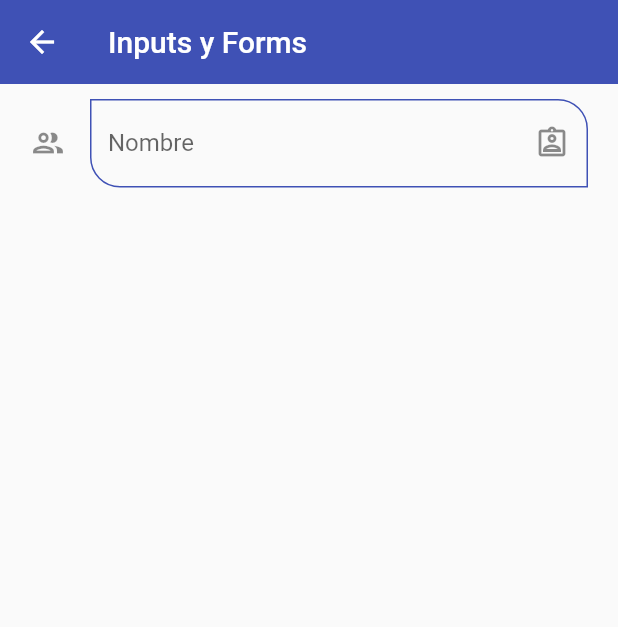
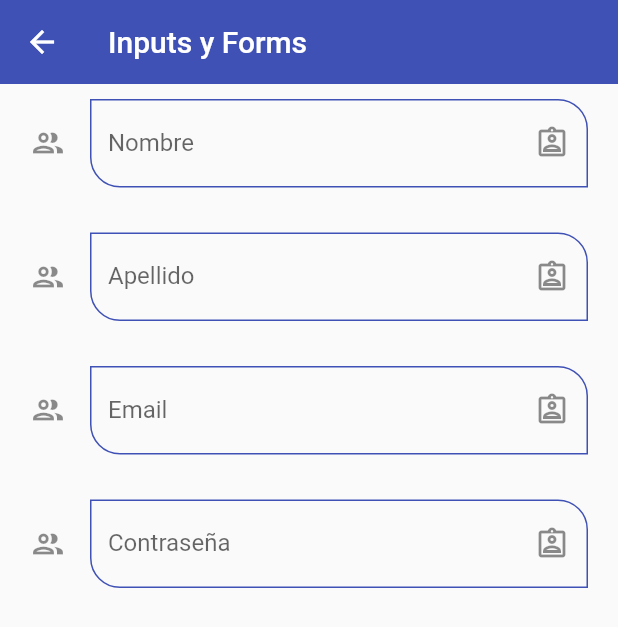
Before and after one commit to DiegoJavb/fl_componentes, a Flutter app: the InputScreen screen opened by its route, on a phone screen of 412 x 824 dp. Shown: the top 627 px of the screen. Run offline on Flutter 3.47's test engine with Material 2 defaults, Android fonts, the phone set to English and light mode, and no system bars.

Commit message:
email & password fields

```diff
--- a/lib/screens/inputs_screen.dart
+++ b/lib/screens/inputs_screen.dart
@@ -16,12 +16,35 @@ class InputScreen extends StatelessWidget {
           child: Column(
             children: [
               CustomInputField(
-                helperText: '',
                 hintText: 'Nombre del usuario',
                 labelText: 'Nombre',
                 icon: Icons.group_outlined,
                 suffixIcon: Icons.assignment_ind_outlined,
-              )
+              ),
+              SizedBox(height: 30),
+              CustomInputField(
+                hintText: 'Apellido del usuario',
+                labelText: 'Apellido',
+                icon: Icons.group_outlined,
+                suffixIcon: Icons.assignment_ind_outlined,
+              ),
+              SizedBox(height: 30),
+              CustomInputField(
+                hintText: 'Email del usuario',
+                labelText: 'Email',
+                type: TextInputType.emailAddress,
+                icon: Icons.group_outlined,
+                suffixIcon: Icons.assignment_ind_outlined,
+              ),
+              SizedBox(height: 30),
+              CustomInputField(
+                hintText: 'Contraseña del usuario',
+                labelText: 'Contraseña',
+                isPassword: true,
+                icon: Icons.group_outlined,
+                suffixIcon: Icons.assignment_ind_outlined,
+              ),
+              SizedBox(height: 30),
             ],
           ),
         ),
--- a/lib/widgets/custom_input_field.dart
+++ b/lib/widgets/custom_input_field.dart
@@ -1,18 +1,22 @@
 import 'package:flutter/material.dart';
 
 class CustomInputField extends StatelessWidget {
-  final String hintText;
-  final String labelText;
-  final String helperText;
+  final String? hintText;
+  final String? labelText;
+  final String? helperText;
   final IconData? icon;
   final IconData? suffixIcon;
+  final TextInputType? type;
+  final bool? isPassword;
   const CustomInputField({
     super.key,
-    required this.hintText,
-    required this.labelText,
-    required this.helperText,
+    this.hintText,
+    this.labelText,
+    this.helperText,
     this.icon,
     this.suffixIcon,
+    this.type,
+    this.isPassword,
   });
 
   @override
@@ -21,6 +25,8 @@ class CustomInputField extends StatelessWidget {
       // autofocus: true,
       initialValue: '',
       textCapitalization: TextCapitalization.words,
+      keyboardType: type,
+      obscureText: isPassword == null ? false : isPassword!,
       onChanged: (value) {},
       validator: (value) {
         if (value == null) return 'Este campo es requerido';
```
